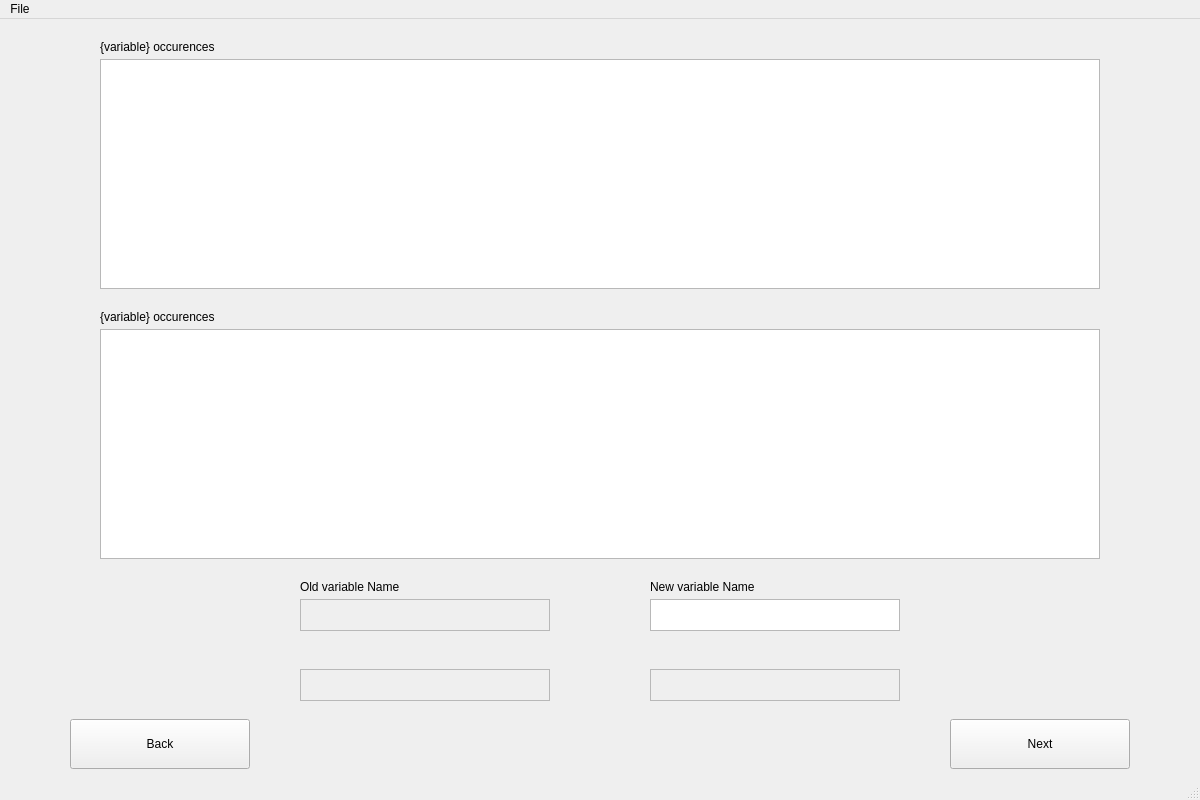
The window that mainwindow.ui (DylanMcBean/VariableRenamerCPlusPlus) describes before a commit, drawn with Qt 5.
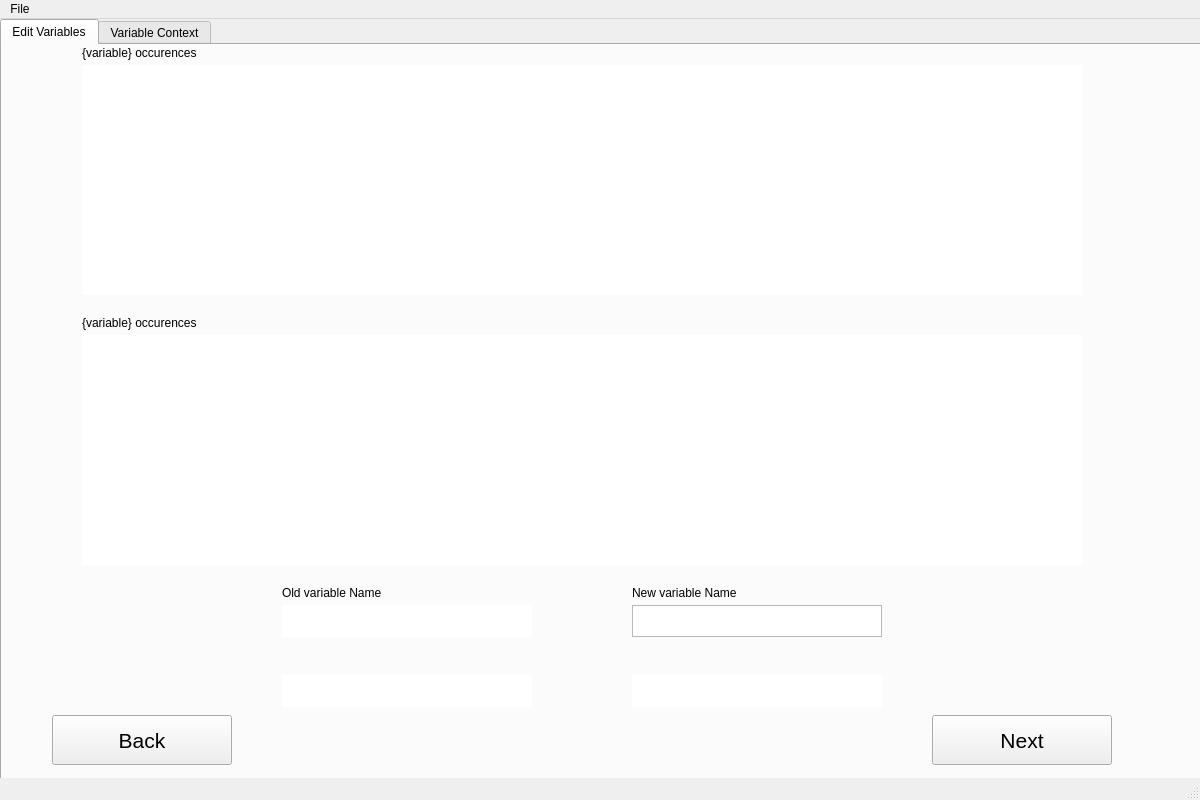
The same window after the commit.

Commit message: Refactor: 1. Fixed bug with not saving all variable names 2. changed how regex gets variables for better accuracy 3. added themes 4. added context panel, for better help renaming variables 5. added ability to click buttons with arrow keys and hold down to auto click

What changed in the file:
```diff
--- a/mainwindow.ui
+++ b/mainwindow.ui
@@ -29,244 +29,149 @@
    <string>Variable Renamer</string>
   </property>
   <widget class="QWidget" name="centralwidget">
-   <widget class="QPushButton" name="pushButton_next">
+   <widget class="QTabWidget" name="tabWidget">
     <property name="geometry">
      <rect>
-      <x>950</x>
-      <y>700</y>
-      <width>180</width>
-      <height>50</height>
+      <x>0</x>
+      <y>0</y>
+      <width>1201</width>
+      <height>781</height>
      </rect>
     </property>
-    <property name="text">
-     <string>Next</string>
+    <property name="currentIndex">
+     <number>0</number>
     </property>
-   </widget>
-   <widget class="QPushButton" name="pushButton_back">
-    <property name="geometry">
-     <rect>
-      <x>70</x>
-      <y>700</y>
-      <width>180</width>
-      <height>50</height>
-     </rect>
-    </property>
-    <property name="text">
-     <string>Back</string>
-    </property>
-   </widget>
+    <widget class="QWidget" name="tab">
+     <attribute name="title">
+      <string>Edit Variables</string>
+     </attribute>
    <widget class="QTextEdit" name="textEdit_var_lines">
     <property name="enabled">
      <bool>true</bool>
     </property>
     <property name="geometry">
      <rect>
-      <x>100</x>
-      <y>40</y>
-      <width>1000</width>
-      <height>230</height>
-     </rect>
-    </property>
-    <property name="palette">
-     <palette>
-      <active>
-       <colorrole role="Mid">
-        <brush brushstyle="SolidPattern">
-         <color alpha="255">
-          <red>60</red>
-          <green>61</green>
-          <blue>61</blue>
-         </color>
-        </brush>
-       </colorrole>
-      </active>
-      <inactive>
-       <colorrole role="Mid">
-        <brush brushstyle="SolidPattern">
-         <color alpha="255">
-          <red>60</red>
-          <green>61</green>
-          <blue>61</blue>
-         </color>
-        </brush>
-       </colorrole>
-      </inactive>
-      <disabled>
-       <colorrole role="Mid">
-        <brush brushstyle="SolidPattern">
-         <color alpha="255">
-          <red>60</red>
-          <green>61</green>
-          <blue>61</blue>
-         </color>
-        </brush>
-       </colorrole>
-      </disabled>
-     </palette>
-    </property>
-    <property name="lineWrapMode">
-     <enum>QTextEdit::NoWrap</enum>
-    </property>
-    <property name="readOnly">
-     <bool>true</bool>
-    </property>
-   </widget>
-   <widget class="QTextEdit" name="textEdit_var_conflict_lines">
-    <property name="enabled">
-     <bool>true</bool>
-    </property>
-    <property name="geometry">
-     <rect>
-      <x>100</x>
-      <y>310</y>
-      <width>1000</width>
-      <height>230</height>
-     </rect>
-    </property>
-    <property name="palette">
-     <palette>
-      <active>
-       <colorrole role="Mid">
-        <brush brushstyle="SolidPattern">
-         <color alpha="255">
-          <red>60</red>
-          <green>61</green>
-          <blue>61</blue>
-         </color>
-        </brush>
-       </colorrole>
-      </active>
-      <inactive>
-       <colorrole role="Mid">
-        <brush brushstyle="SolidPattern">
-         <color alpha="255">
-          <red>60</red>
-          <green>61</green>
-          <blue>61</blue>
-         </color>
-        </brush>
-       </colorrole>
-      </inactive>
-      <disabled>
-       <colorrole role="Mid">
-        <brush brushstyle="SolidPattern">
-         <color alpha="255">
-          <red>60</red>
-          <green>61</green>
-          <blue>61</blue>
-         </color>
-        </brush>
-       </colorrole>
-      </disabled>
-     </palette>
-    </property>
-    <property name="lineWrapMode">
-     <enum>QTextEdit::NoWrap</enum>
-    </property>
-    <property name="readOnly">
-     <bool>true</bool>
-    </property>
-   </widget>
-   <widget class="QLabel" name="label_var">
-    <property name="geometry">
-     <rect>
-      <x>100</x>
+        <x>80</x>
       <y>20</y>
       <width>1000</width>
-      <height>16</height>
-     </rect>
-    </property>
-    <property name="text">
-     <string>{variable} occurences</string>
-    </property>
-   </widget>
-   <widget class="QLabel" name="label_var_conflict">
+        <height>230</height>
+       </rect>
+      </property>
+      <property name="font">
+       <font>
+        <family>JetBrainsMono NFM</family>
+        <pointsize>8</pointsize>
+        <kerning>true</kerning>
+       </font>
+      </property>
+      <property name="frameShape">
+       <enum>QFrame::NoFrame</enum>
+      </property>
+      <property name="documentTitle">
+       <string/>
+      </property>
+      <property name="lineWrapMode">
+       <enum>QTextEdit::NoWrap</enum>
+      </property>
+      <property name="readOnly">
+       <bool>true</bool>
+      </property>
+      <property name="markdown">
+       <string/>
+      </property>
+      <property name="html">
+       <string>&lt;!DOCTYPE HTML PUBLIC &quot;-//W3C//DTD HTML 4.0//EN&quot; &quot;http://www.w3.org/TR/REC-html40/strict.dtd&quot;&gt;
+&lt;html&gt;&lt;head&gt;&lt;meta name=&quot;qrichtext&quot; content=&quot;1&quot; /&gt;&lt;meta charset=&quot;utf-8&quot; /&gt;&lt;style type=&quot;text/css&quot;&gt;
+p, li { white-space: pre-wrap; }
+hr { height: 1px; border-width: 0; }
+li.unchecked::marker { content: &quot;\2610&quot;; }
+li.checked::marker { content: &quot;\2612&quot;; }
+&lt;/style&gt;&lt;/head&gt;&lt;body style=&quot; font-family:'JetBrainsMono NFM'; font-size:8pt; font-weight:400; font-style:normal;&quot;&gt;
+&lt;p style=&quot;-qt-paragraph-type:empty; margin-top:0px; margin-bottom:0px; margin-left:0px; margin-right:0px; -qt-block-indent:0; text-indent:0px;&quot;&gt;&lt;br /&gt;&lt;/p&gt;&lt;/body&gt;&lt;/html&gt;</string>
+      </property>
+     </widget>
+     <widget class="QPushButton" name="pushButton_next">
     <property name="geometry">
      <rect>
-      <x>100</x>
-      <y>290</y>
-      <width>1000</width>
-      <height>16</height>
-     </rect>
-    </property>
+        <x>930</x>
+        <y>670</y>
+        <width>180</width>
+        <height>50</height>
+       </rect>
+      </property>
+      <property name="font">
+       <font>
+        <pointsize>16</pointsize>
+       </font>
+      </property>
     <property name="text">
-     <string>{variable} occurences</string>
+       <string>Next</string>
+      </property>
+      <property name="checkable">
+       <bool>false</bool>
+      </property>
+      <property name="autoRepeat">
+       <bool>true</bool>
+      </property>
+      <property name="autoRepeatInterval">
+       <number>300</number>
     </property>
    </widget>
    <widget class="QTextEdit" name="textEdit_var_before">
     <property name="enabled">
-     <bool>false</bool>
+       <bool>true</bool>
     </property>
     <property name="geometry">
      <rect>
-      <x>300</x>
-      <y>580</y>
+        <x>280</x>
+        <y>560</y>
       <width>250</width>
       <height>32</height>
      </rect>
     </property>
     <property name="font">
      <font>
-      <pointsize>12</pointsize>
-     </font>
-    </property>
-   </widget>
-   <widget class="QTextEdit" name="textEdit_var_after">
-    <property name="geometry">
-     <rect>
-      <x>650</x>
-      <y>580</y>
-      <width>250</width>
-      <height>32</height>
-     </rect>
-    </property>
-    <property name="font">
-     <font>
-      <pointsize>12</pointsize>
-     </font>
+        <family>JetBrainsMono NFM</family>
+        <pointsize>10</pointsize>
+       </font>
+      </property>
+      <property name="frameShape">
+       <enum>QFrame::NoFrame</enum>
+      </property>
+      <property name="readOnly">
+       <bool>true</bool>
     </property>
    </widget>
    <widget class="QTextEdit" name="textEdit_var_conflict_before">
     <property name="enabled">
-     <bool>false</bool>
+       <bool>true</bool>
     </property>
     <property name="geometry">
      <rect>
-      <x>300</x>
-      <y>650</y>
+        <x>280</x>
+        <y>630</y>
       <width>250</width>
       <height>32</height>
      </rect>
     </property>
     <property name="font">
      <font>
-      <pointsize>12</pointsize>
-     </font>
-    </property>
-   </widget>
-   <widget class="QTextEdit" name="textEdit_var_conflict_after">
-    <property name="enabled">
-     <bool>false</bool>
-    </property>
-    <property name="geometry">
-     <rect>
-      <x>650</x>
-      <y>650</y>
-      <width>250</width>
-      <height>32</height>
-     </rect>
-    </property>
-    <property name="font">
-     <font>
-      <pointsize>12</pointsize>
-     </font>
+        <family>JetBrainsMono NFM</family>
+        <pointsize>10</pointsize>
+       </font>
+      </property>
+      <property name="frameShape">
+       <enum>QFrame::NoFrame</enum>
+      </property>
+      <property name="readOnly">
+       <bool>true</bool>
     </property>
    </widget>
    <widget class="QLabel" name="label_3">
     <property name="geometry">
      <rect>
-      <x>300</x>
-      <y>560</y>
+        <x>280</x>
+        <y>540</y>
       <width>250</width>
       <height>16</height>
      </rect>
@@ -275,24 +180,11 @@
      <string>Old variable Name</string>
     </property>
    </widget>
-   <widget class="QLabel" name="label_4">
-    <property name="geometry">
-     <rect>
-      <x>650</x>
-      <y>560</y>
-      <width>250</width>
-      <height>16</height>
-     </rect>
-    </property>
-    <property name="text">
-     <string>New variable Name</string>
-    </property>
-   </widget>
    <widget class="QLabel" name="label_var_count">
     <property name="geometry">
      <rect>
-      <x>308</x>
-      <y>700</y>
+        <x>288</x>
+        <y>680</y>
       <width>590</width>
       <height>31</height>
      </rect>
@@ -311,6 +203,174 @@
     <property name="alignment">
      <set>Qt::AlignCenter</set>
     </property>
+     </widget>
+     <widget class="QLabel" name="label_4">
+      <property name="geometry">
+       <rect>
+        <x>630</x>
+        <y>540</y>
+        <width>250</width>
+        <height>16</height>
+       </rect>
+      </property>
+      <property name="text">
+       <string>New variable Name</string>
+      </property>
+     </widget>
+     <widget class="QLabel" name="label_var">
+      <property name="geometry">
+       <rect>
+        <x>80</x>
+        <y>0</y>
+        <width>1000</width>
+        <height>16</height>
+       </rect>
+      </property>
+      <property name="text">
+       <string>{variable} occurences</string>
+      </property>
+     </widget>
+     <widget class="QTextEdit" name="textEdit_var_conflict_after">
+      <property name="enabled">
+       <bool>true</bool>
+      </property>
+      <property name="geometry">
+       <rect>
+        <x>630</x>
+        <y>630</y>
+        <width>250</width>
+        <height>32</height>
+       </rect>
+      </property>
+      <property name="font">
+       <font>
+        <family>JetBrainsMono NFM</family>
+        <pointsize>10</pointsize>
+       </font>
+      </property>
+      <property name="frameShape">
+       <enum>QFrame::NoFrame</enum>
+      </property>
+      <property name="readOnly">
+       <bool>true</bool>
+      </property>
+     </widget>
+     <widget class="QTextEdit" name="textEdit_var_after">
+      <property name="geometry">
+       <rect>
+        <x>630</x>
+        <y>560</y>
+        <width>250</width>
+        <height>32</height>
+       </rect>
+      </property>
+      <property name="font">
+       <font>
+        <family>JetBrainsMono NFM</family>
+        <pointsize>10</pointsize>
+       </font>
+      </property>
+     </widget>
+     <widget class="QPushButton" name="pushButton_back">
+      <property name="geometry">
+       <rect>
+        <x>50</x>
+        <y>670</y>
+        <width>180</width>
+        <height>50</height>
+       </rect>
+      </property>
+      <property name="font">
+       <font>
+        <pointsize>16</pointsize>
+       </font>
+      </property>
+      <property name="text">
+       <string>Back</string>
+      </property>
+      <property name="checkable">
+       <bool>false</bool>
+      </property>
+      <property name="autoRepeat">
+       <bool>true</bool>
+      </property>
+      <property name="autoRepeatInterval">
+       <number>300</number>
+      </property>
+      <property name="autoDefault">
+       <bool>false</bool>
+      </property>
+     </widget>
+     <widget class="QLabel" name="label_var_conflict">
+      <property name="geometry">
+       <rect>
+        <x>80</x>
+        <y>270</y>
+        <width>1000</width>
+        <height>16</height>
+       </rect>
+      </property>
+      <property name="text">
+       <string>{variable} occurences</string>
+      </property>
+     </widget>
+     <widget class="QTextEdit" name="textEdit_var_conflict_lines">
+      <property name="enabled">
+       <bool>true</bool>
+      </property>
+      <property name="geometry">
+       <rect>
+        <x>80</x>
+        <y>290</y>
+        <width>1000</width>
+        <height>230</height>
+       </rect>
+      </property>
+      <property name="font">
+       <font>
+        <family>JetBrainsMono NFM</family>
+        <pointsize>8</pointsize>
+       </font>
+      </property>
+      <property name="frameShape">
+       <enum>QFrame::NoFrame</enum>
+      </property>
+      <property name="lineWrapMode">
+       <enum>QTextEdit::NoWrap</enum>
+      </property>
+      <property name="readOnly">
+       <bool>true</bool>
+      </property>
+     </widget>
+    </widget>
+    <widget class="QWidget" name="tab_2">
+     <attribute name="title">
+      <string>Variable Context</string>
+     </attribute>
+     <widget class="QTabWidget" name="tabWidget_2">
+      <property name="geometry">
+       <rect>
+        <x>10</x>
+        <y>9</y>
+        <width>1181</width>
+        <height>721</height>
+       </rect>
+      </property>
+      <property name="currentIndex">
+       <number>0</number>
+      </property>
+      <widget class="QWidget" name="tab_3">
+       <attribute name="title">
+        <string/>
+       </attribute>
+      </widget>
+      <widget class="QWidget" name="tab_4">
+       <attribute name="title">
+        <string/>
+       </attribute>
+      </widget>
+     </widget>
+    </widget>
    </widget>
   </widget>
   <widget class="QStatusBar" name="statusbar"/>
```
Lines whose indentation alone changed are shown as unchanged. The commit also changes 10 other files.
